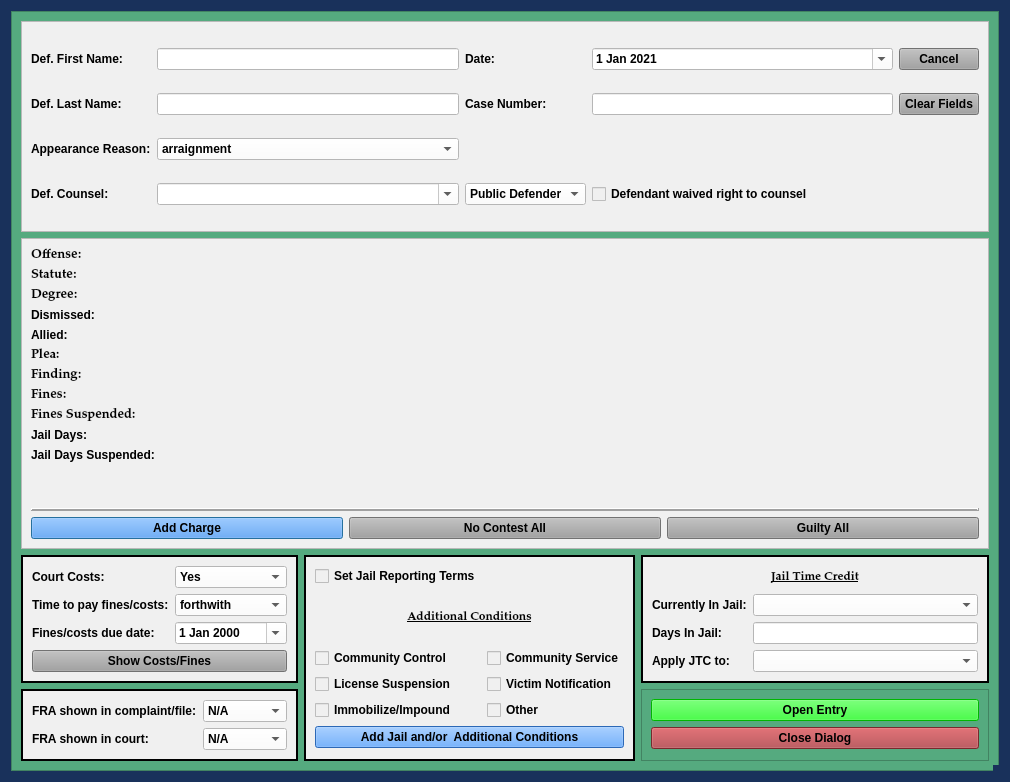
Qt form package/views/ui/JailCCPleaDialog.ui (HunterProgram22/MuniEntry) before a commit.
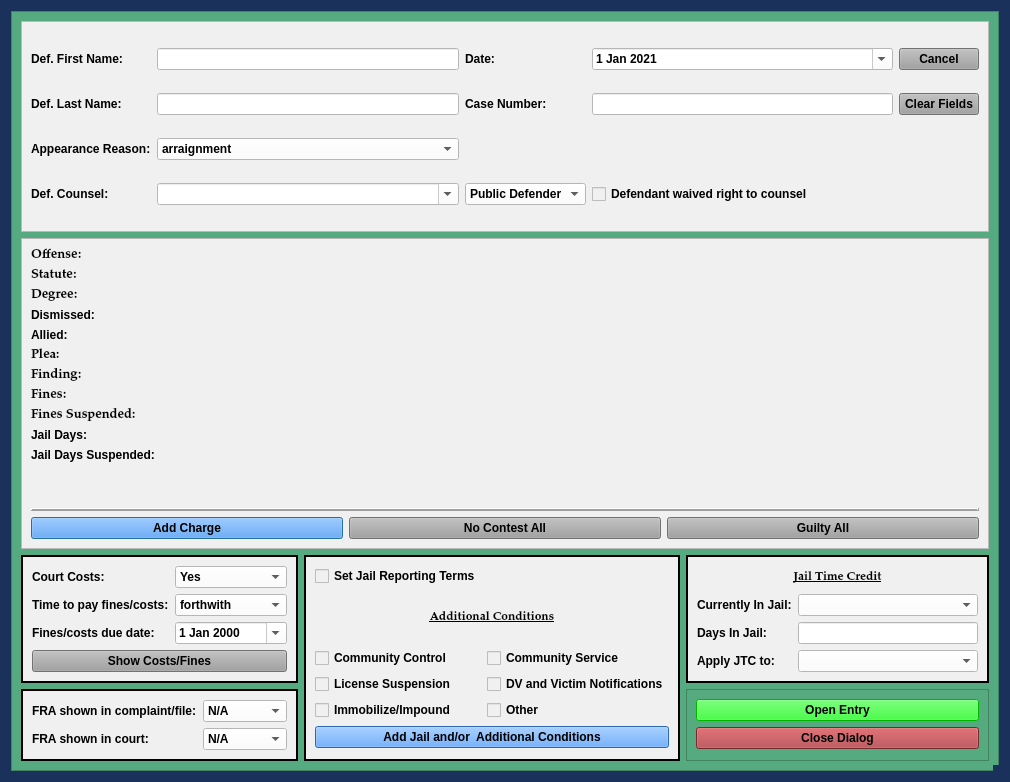
The same form after that commit.

Commit message: Federal firearm notification in code and working - need to edit.

```diff
--- a/package/views/ui/JailCCPleaDialog.ui
+++ b/package/views/ui/JailCCPleaDialog.ui
@@ -1113,7 +1113,7 @@
           <item row="5" column="2">
            <widget class="QCheckBox" name="victim_notification_checkBox">
             <property name="text">
-             <string>Victim Notification</string>
+             <string>DV and Victim Notifications</string>
             </property>
            </widget>
           </item>
```
The commit also changes 11 other files.
